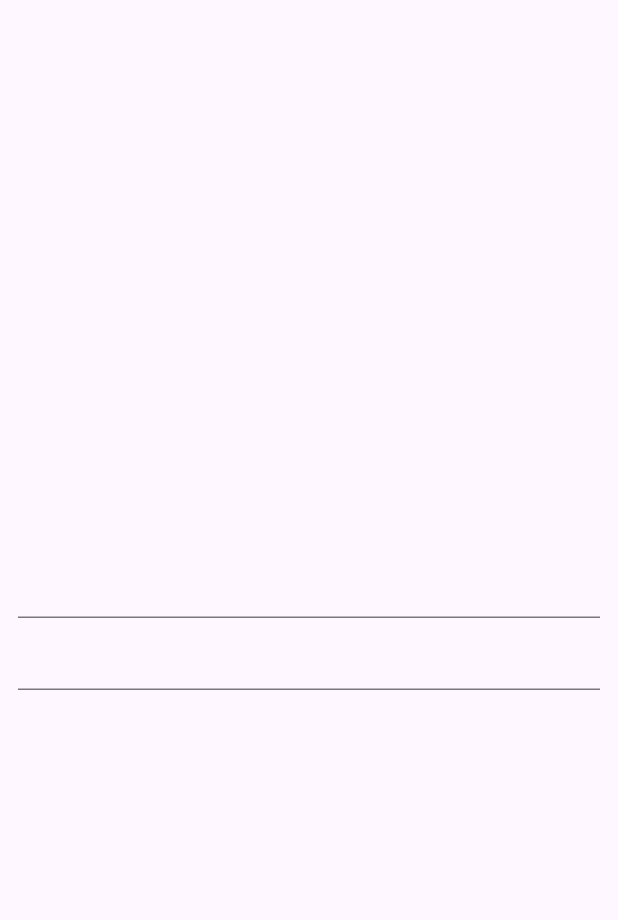
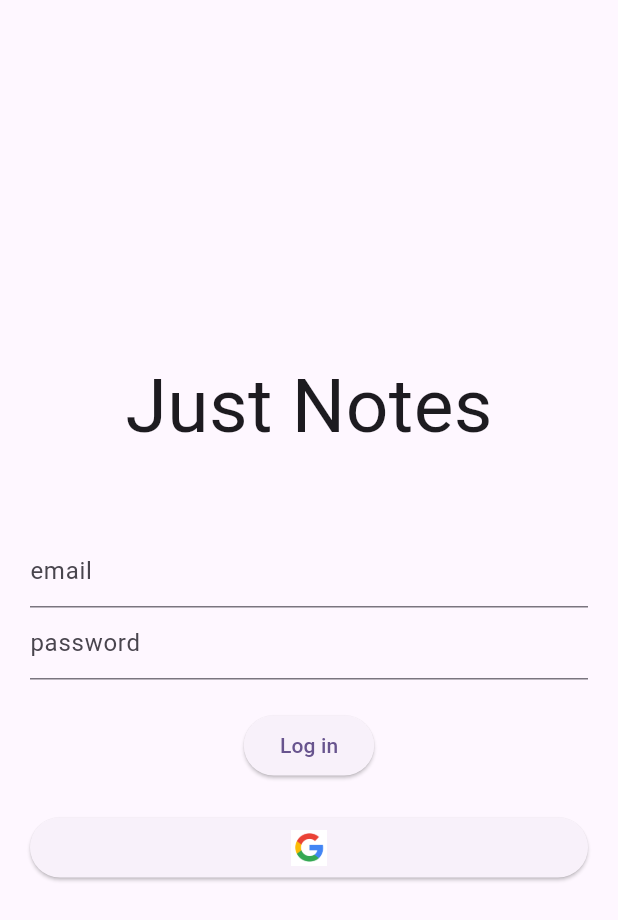
Before and after one commit to paweldudzikk/just_notes, a Flutter app: the screen it shows after launch, on a phone screen of 412 x 824 dp. Shown: the top 920 px of the screen. Run offline on Flutter 3.47's test engine with Material 2 defaults, Android fonts, the phone set to English and light mode, and no system bars; our stand-ins replace awesome_notifications, bloc, cloud_firestore, firebase_auth, firebase_core, flutter_bloc and 1 more; accounts and stored records are empty.

Commit message:
add login by google

```diff
--- a/lib/app/login/login_page.dart
+++ b/lib/app/login/login_page.dart
@@ -1,4 +1,6 @@
+import 'package:firebase_auth/firebase_auth.dart';
 import 'package:flutter/material.dart';
+import 'package:google_sign_in/google_sign_in.dart';
 
 class LoginPage extends StatelessWidget {
   LoginPage({
@@ -10,16 +12,75 @@ class LoginPage extends StatelessWidget {
 
   @override
   Widget build(BuildContext context) {
-    return const Scaffold(
+    return Scaffold(
       body: Center(
         child: Padding(
-          padding: EdgeInsets.all(12.0),
+          padding: const EdgeInsets.all(20.0),
           child: Column(
             mainAxisAlignment: MainAxisAlignment.center,
             children: [
-              TextField(),
+              const Text(
+                'Just Notes',
+                style: TextStyle(
+                  fontSize: 50,
+                ),
+              ),
+              const SizedBox(
+                height: 50,
+              ),
               TextField(
+                decoration: const InputDecoration(
+                  hintText: ('email'),
+                ),
+                controller: emailController,
+              ),
+              TextField(
+                decoration: const InputDecoration(
+                  hintText: ('password'),
+                ),
+                controller: passwordController,
                 obscureText: true,
+              ),
+              const SizedBox(
+                height: 20,
+              ),
+              ElevatedButton(
+                onPressed: () async {
+                  await FirebaseAuth.instance.signInWithEmailAndPassword(
+                    email: emailController.text,
+                    password: passwordController.text,
+                  );
+                },
+                child: const Text('Log in'),
+              ),
+              const SizedBox(
+                height: 20,
+              ),
+              ElevatedButton(
+                onPressed: () async {
+                  try {
+                    final GoogleSignInAccount? googleSignInAccount =
+                        await GoogleSignIn().signIn();
+                    if (googleSignInAccount != null) {
+                      final GoogleSignInAuthentication
+                          googleSignInAuthentication =
+                          await googleSignInAccount.authentication;
+                      final AuthCredential credential =
+                          GoogleAuthProvider.credential(
+                        accessToken: googleSignInAuthentication.accessToken,
+                        idToken: googleSignInAuthentication.idToken,
+                      );
+                      await FirebaseAuth.instance
+                          .signInWithCredential(credential);
+                    }
+                  } catch (error) {}
+                },
+                child: Row(
+                  mainAxisAlignment: MainAxisAlignment.center,
+                  children: [
+                    Image.asset('images/google.png', height: 24.0, width: 30.0),
+                  ],
+                ),
               ),
             ],
           ),
```
Also changed, not shown: pubspec.yaml (+5 -3 lines), images/google.png (added), pubspec.lock, 1 other file.
